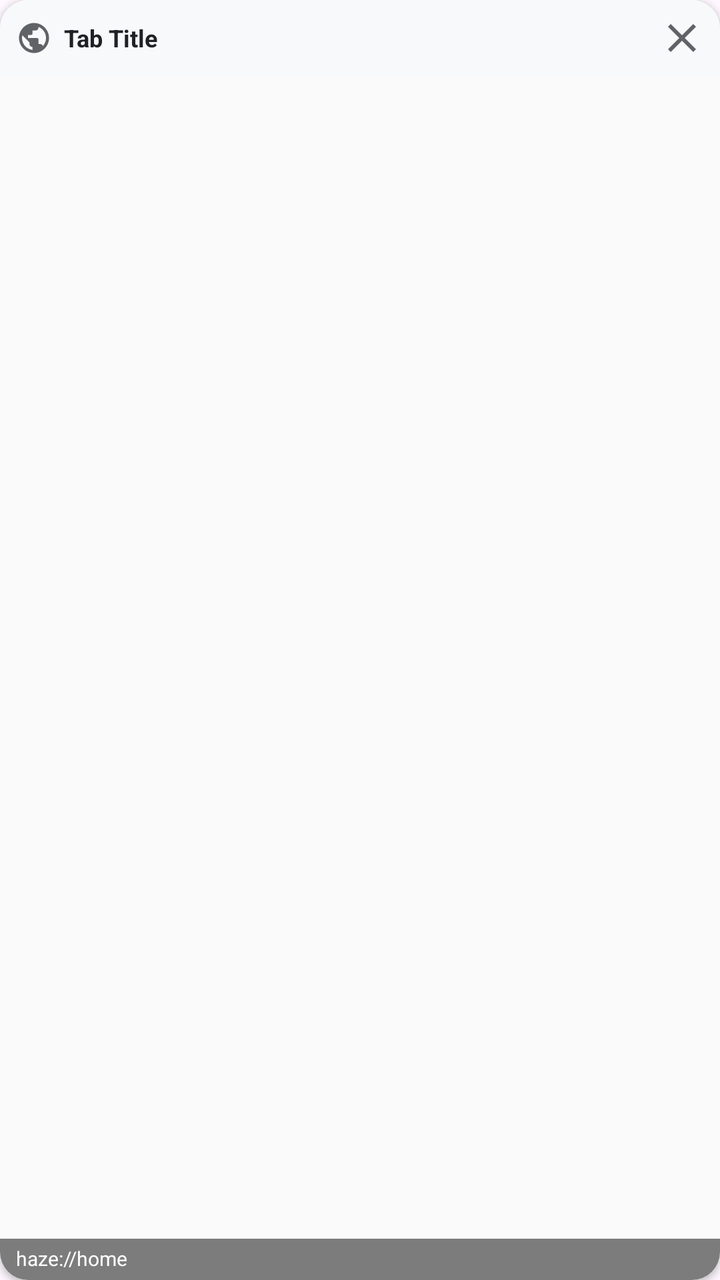
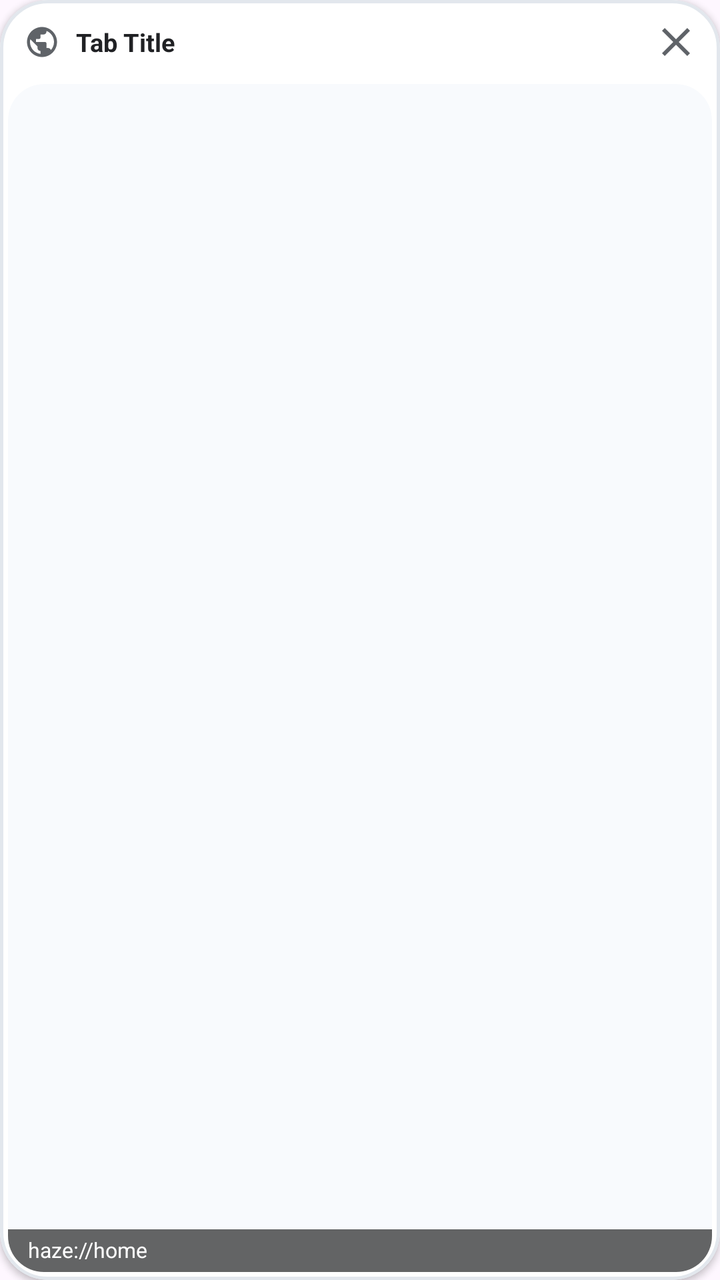

Screens rendered from an Android XML layout before and after an edit, with the pre-edit source and the edit as a unified diff.
<!-- AndroidManifest.xml: application theme Theme.Haze -->
<!-- res/layout/item_tab_grid.xml -->
<?xml version="1.0" encoding="utf-8"?>
<androidx.cardview.widget.CardView xmlns:android="http://schemas.android.com/apk/res/android"
    xmlns:app="http://schemas.android.com/apk/res-auto"
    android:id="@+id/cardTabGrid"
    android:layout_width="match_parent"
    android:layout_height="210dp"
    android:layout_margin="6dp"
    app:cardCornerRadius="14dp"
    app:cardElevation="2dp"
    app:cardBackgroundColor="#FFFFFF">

    <LinearLayout
        android:layout_width="match_parent"
        android:layout_height="match_parent"
        android:orientation="vertical">

        
        <LinearLayout
            android:id="@+id/gridHeaderLayout"
            android:layout_width="match_parent"
            android:layout_height="38dp"
            android:orientation="horizontal"
            android:gravity="center_vertical"
            android:paddingStart="8dp"
            android:paddingEnd="6dp"
            android:background="#F8F9FA">

            <ImageView
                android:id="@+id/gridTabIcon"
                android:layout_width="18dp"
                android:layout_height="18dp"
                android:src="@drawable/ic_globe"
                android:contentDescription="Favicon" />

            <TextView
                android:id="@+id/gridTabTitle"
                android:layout_width="0dp"
                android:layout_height="wrap_content"
                android:layout_weight="1"
                android:layout_marginStart="6dp"
                android:layout_marginEnd="4dp"
                android:ellipsize="end"
                android:maxLines="1"
                android:text="Tab Title"
                android:textSize="12sp"
                android:textStyle="bold"
                android:textColor="#202124" />

            <ImageView
                android:id="@+id/gridTabPinIcon"
                android:layout_width="16dp"
                android:layout_height="16dp"
                android:layout_marginEnd="4dp"
                android:src="@drawable/ic_pin"
                android:visibility="gone"
                android:contentDescription="Pinned" />

            <ImageButton
                android:id="@+id/gridTabClose"
                android:layout_width="26dp"
                android:layout_height="26dp"
                android:background="?attr/selectableItemBackgroundBorderless"
                android:src="@drawable/ic_close"
                android:contentDescription="Close Tab" />
        </LinearLayout>

        
        <FrameLayout
            android:layout_width="match_parent"
            android:layout_height="match_parent"
            android:background="#FAFAFA">

            <ImageView
                android:id="@+id/gridTabThumbnail"
                android:layout_width="match_parent"
                android:layout_height="match_parent"
                android:scaleType="centerCrop"
                android:contentDescription="Thumbnail Preview" />

            <TextView
                android:id="@+id/gridTabUrl"
                android:layout_width="match_parent"
                android:layout_height="wrap_content"
                android:layout_gravity="bottom"
                android:background="#80000000"
                android:paddingStart="8dp"
                android:paddingEnd="8dp"
                android:paddingTop="3dp"
                android:paddingBottom="4dp"
                android:ellipsize="end"
                android:maxLines="1"
                android:textColor="#FFFFFF"
                android:textSize="10sp"
                android:text="haze://home" />

            <View
                android:id="@+id/gridGroupIndicator"
                android:layout_width="match_parent"
                android:layout_height="3dp"
                android:layout_gravity="top"
                android:background="#4285F4"
                android:visibility="gone" />
        </FrameLayout>
    </LinearLayout>
</androidx.cardview.widget.CardView>
<!-- resources referenced by this layout -->
<resources>
  <!-- drawable ic_close (drawable) -->
  <vector xmlns:android="http://schemas.android.com/apk/res/android"
      android:width="24dp"
      android:height="24dp"
      android:viewportWidth="24"
      android:viewportHeight="24">
      <path
          android:fillColor="#5F6368"
          android:pathData="M19,6.41L17.59,5 12,10.59 6.41,5 5,6.41 10.59,12 5,17.59 6.41,19 12,13.41 17.59,19 19,17.59 13.41,12 19,6.41z"/>
  </vector>
  <!-- drawable ic_globe (drawable) -->
  <vector xmlns:android="http://schemas.android.com/apk/res/android"
      android:width="24dp"
      android:height="24dp"
      android:viewportWidth="24"
      android:viewportHeight="24">
      <path
          android:fillColor="#5F6368"
          android:pathData="M12,2C6.48,2 2,6.48 2,12s4.48,10 10,10 10,-4.48 10,-10S17.52,2 12,2zM11,19.93c-3.95,-0.49 -7,-3.85 -7,-7.93 0,-0.62 0.08,-1.22 0.21,-1.79L9,15v1c0,1.1 0.9,2 2,2v1.93zM17.9,17.39c-0.26,-0.81 -1,-1.39 -1.9,-1.39h-1v-3c0,-0.55 -0.45,-1 -1,-1H8v-2h2c0.55,0 1,-0.45 1,-1V7h2c1.1,0 2,-0.9 2,-2v-0.41c2.93,1.19 5,4.06 5,7.41 0,2.08 -0.8,3.97 -2.1,5.39z"/>
  </vector>
  <!-- drawable ic_pin (drawable) -->
  <vector xmlns:android="http://schemas.android.com/apk/res/android"
      android:width="24dp"
      android:height="24dp"
      android:viewportWidth="24"
      android:viewportHeight="24">
    <path
        android:fillColor="#FF000000"
        android:pathData="M16,12V4H17V2H7V4H8V12L6,14V16H11V22L12,23L13,22V16H18V14L16,12M8.83,14L10,12.83V4H14V12.83L15.17,14H8.83Z"/>
  </vector>
  <style name="Theme.Haze" parent="Base.Theme.Haze" />
  <style name="Base.Theme.Haze" parent="Theme.Material3.DayNight.NoActionBar">
          
          
      </style>
</resources>

<!-- the commit's change to res/layout/item_tab_grid.xml (unified diff, before → after) -->
@@ -1,12 +1,14 @@
 <?xml version="1.0" encoding="utf-8"?>
-<androidx.cardview.widget.CardView xmlns:android="http://schemas.android.com/apk/res/android"
+<com.google.android.material.card.MaterialCardView xmlns:android="http://schemas.android.com/apk/res/android"
     xmlns:app="http://schemas.android.com/apk/res-auto"
     android:id="@+id/cardTabGrid"
     android:layout_width="match_parent"
-    android:layout_height="210dp"
-    android:layout_margin="6dp"
-    app:cardCornerRadius="14dp"
+    android:layout_height="216dp"
+    android:layout_margin="7dp"
+    app:cardCornerRadius="24dp"
     app:cardElevation="2dp"
+    app:strokeWidth="1.5dp"
+    app:strokeColor="#E2E7ED"
     app:cardBackgroundColor="#FFFFFF">
 
     <LinearLayout
@@ -18,12 +20,12 @@
         <LinearLayout
             android:id="@+id/gridHeaderLayout"
             android:layout_width="match_parent"
-            android:layout_height="38dp"
+            android:layout_height="42dp"
             android:orientation="horizontal"
             android:gravity="center_vertical"
-            android:paddingStart="8dp"
-            android:paddingEnd="6dp"
-            android:background="#F8F9FA">
+            android:paddingStart="12dp"
+            android:paddingEnd="8dp"
+            android:background="@android:color/transparent">
 
             <ImageView
                 android:id="@+id/gridTabIcon"
@@ -37,12 +39,12 @@
                 android:layout_width="0dp"
                 android:layout_height="wrap_content"
                 android:layout_weight="1"
-                android:layout_marginStart="6dp"
-                android:layout_marginEnd="4dp"
+                android:layout_marginStart="8dp"
+                android:layout_marginEnd="6dp"
                 android:ellipsize="end"
                 android:maxLines="1"
                 android:text="Tab Title"
-                android:textSize="12sp"
+                android:textSize="12.5sp"
                 android:textStyle="bold"
                 android:textColor="#202124" />
 
@@ -57,49 +59,61 @@
 
             <ImageButton
                 android:id="@+id/gridTabClose"
-                android:layout_width="26dp"
-                android:layout_height="26dp"
+                android:layout_width="28dp"
+                android:layout_height="28dp"
                 android:background="?attr/selectableItemBackgroundBorderless"
                 android:src="@drawable/ic_close"
+                android:padding="5dp"
+                app:tint="#5F6368"
                 android:contentDescription="Close Tab" />
         </LinearLayout>
 
         
-        <FrameLayout
+        <androidx.cardview.widget.CardView
             android:layout_width="match_parent"
             android:layout_height="match_parent"
-            android:background="#FAFAFA">
+            android:layout_marginStart="4dp"
+            android:layout_marginEnd="4dp"
+            android:layout_marginBottom="4dp"
+            app:cardCornerRadius="18dp"
+            app:cardElevation="0dp"
+            app:cardBackgroundColor="#F8FAFD">
 
-            <ImageView
-                android:id="@+id/gridTabThumbnail"
+            <FrameLayout
                 android:layout_width="match_parent"
-                android:layout_height="match_parent"
-                android:scaleType="centerCrop"
-                android:contentDescription="Thumbnail Preview" />
+                android:layout_height="match_parent">
 
-            <TextView
-                android:id="@+id/gridTabUrl"
-                android:layout_width="match_parent"
-                android:layout_height="wrap_content"
-                android:layout_gravity="bottom"
-                android:background="#80000000"
-                android:paddingStart="8dp"
-                android:paddingEnd="8dp"
-                android:paddingTop="3dp"
-                android:paddingBottom="4dp"
-                android:ellipsize="end"
-                android:maxLines="1"
-                android:textColor="#FFFFFF"
-                android:textSize="10sp"
-                android:text="haze://home" />
+                <ImageView
+                    android:id="@+id/gridTabThumbnail"
+                    android:layout_width="match_parent"
+                    android:layout_height="match_parent"
+                    android:scaleType="centerCrop"
+                    android:contentDescription="Thumbnail Preview" />
 
-            <View
-                android:id="@+id/gridGroupIndicator"
-                android:layout_width="match_parent"
-                android:layout_height="3dp"
-                android:layout_gravity="top"
-                android:background="#4285F4"
-                android:visibility="gone" />
-        </FrameLayout>
+                <TextView
+                    android:id="@+id/gridTabUrl"
+                    android:layout_width="match_parent"
+                    android:layout_height="wrap_content"
+                    android:layout_gravity="bottom"
+                    android:background="#99000000"
+                    android:paddingStart="10dp"
+                    android:paddingEnd="10dp"
+                    android:paddingTop="3dp"
+                    android:paddingBottom="4dp"
+                    android:ellipsize="end"
+                    android:maxLines="1"
+                    android:textColor="#FFFFFF"
+                    android:textSize="10.5sp"
+                    android:text="haze://home" />
+
+                <View
+                    android:id="@+id/gridGroupIndicator"
+                    android:layout_width="match_parent"
+                    android:layout_height="3dp"
+                    android:layout_gravity="top"
+                    android:background="#0B57D0"
+                    android:visibility="gone" />
+            </FrameLayout>
+        </androidx.cardview.widget.CardView>
     </LinearLayout>
-</androidx.cardview.widget.CardView>
+</com.google.android.material.card.MaterialCardView>
